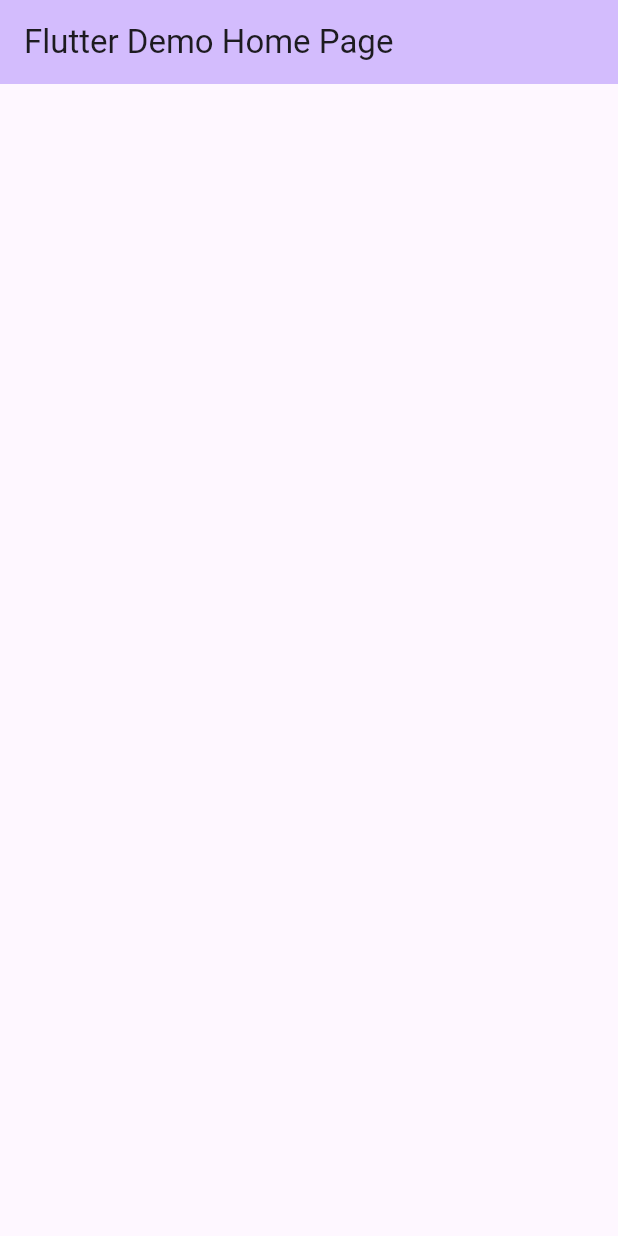
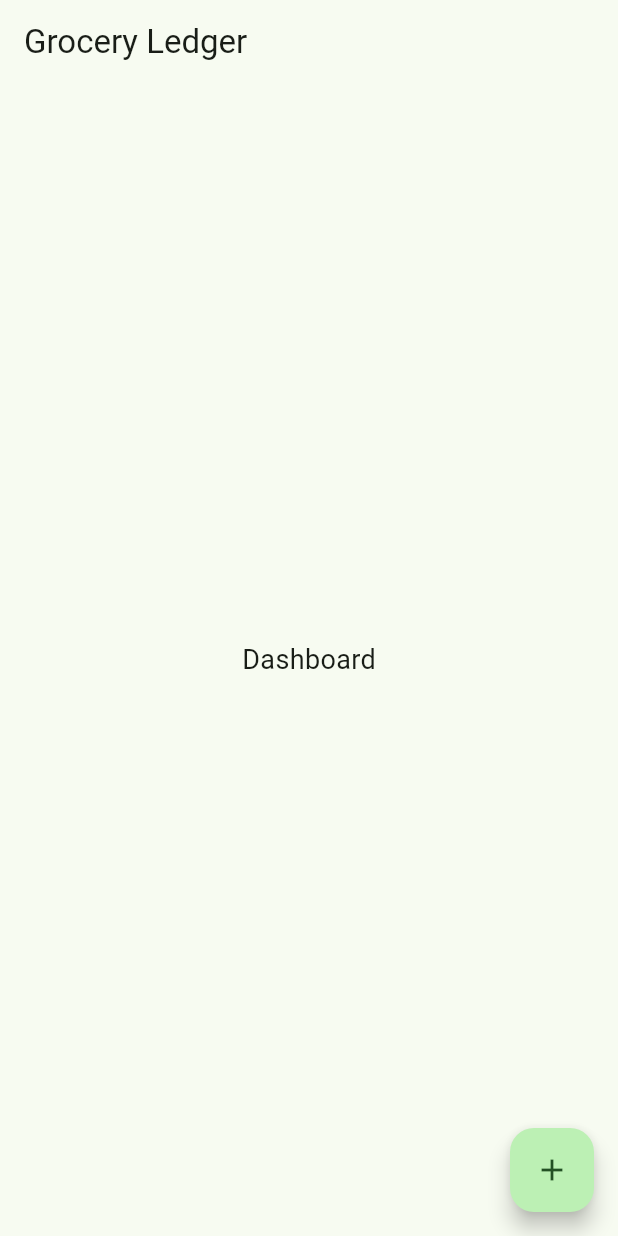
Before and after one commit to iamyasiramjad/grocery_ledger, a Flutter app: the screen it shows after launch, on a phone screen of 412 x 824 dp. Run offline on Flutter 3.47's test engine with Material 3 defaults, Android fonts, the phone set to English and light mode, and no system bars.

Commit message:
Refactor app structure by introducing GroceryLedgerApp as the main application widget, replacing the previous MyApp implementation.

```diff
--- a/lib/app.dart
+++ b/lib/app.dart
@@ -0,0 +1,19 @@
+import 'package:flutter/material.dart';
+import 'features/dashboard/dashboard_screen.dart';
+
+class GroceryLedgerApp extends StatelessWidget {
+  const GroceryLedgerApp({super.key});
+
+  @override
+  Widget build(BuildContext context) {
+    return MaterialApp(
+      title: 'Grocery Ledge',
+      debugShowCheckedModeBanner: false,
+      theme: ThemeData(
+        useMaterial3: true,
+        colorSchemeSeed: Colors.green,
+      ),
+      home: const DashboardScreen(),
+    );
+  }
+}
--- /dev/null
+++ b/lib/features/dashboard/dashboard_screen.dart
@@ -0,0 +1,33 @@
+import 'package:flutter/material.dart';
+import '../grocery_list/create_grocery_list_screen.dart';
+
+
+class DashboardScreen extends StatelessWidget {
+  const DashboardScreen({super.key});
+
+  @override
+  Widget build(BuildContext context) {
+    return Scaffold(
+      appBar: AppBar(
+        title: const Text('Grocery Ledger'),
+      ),
+      body: const Center(
+        child: Text(
+          'Dashboard',
+          style: TextStyle(fontSize: 18),
+        ),
+      ),
+      floatingActionButton: FloatingActionButton(
+        onPressed: () {
+          Navigator.push(
+            context,
+            MaterialPageRoute(
+              builder: (_) => const CreateGroceryListScreen(),
+            ),
+          );
+        },
+        child: const Icon(Icons.add),
+      ),
+    );
+  }
+}
--- a/lib/main.dart
+++ b/lib/main.dart
@@ -1,79 +1,6 @@
 import 'package:flutter/material.dart';
+import 'app.dart';
 
 void main() {
-  runApp(const MyApp());
+  runApp(const GroceryLedgerApp());
 }
-
-class MyApp extends StatelessWidget {
-  const MyApp({super.key});
-
-  // This widget is the root of your application.
-  @override
-  Widget build(BuildContext context) {
-    return MaterialApp(
-      title: 'Flutter Demo',
-      theme: ThemeData(
-        // This is the theme of your application.
-        //
-        // TRY THIS: Try running your application with "flutter run". You'll see
-        // the application has a purple toolbar. Then, without quitting the app,
-        // try changing the seedColor in the colorScheme below to Colors.green
-        // and then invoke "hot reload" (save your changes or press the "hot
-        // reload" button in a Flutter-supported IDE, or press "r" if you used
-        // the command line to start the app).
-        //
-        // Notice that the counter didn't reset back to zero; the application
-        // state is not lost during the reload. To reset the state, use hot
-        // restart instead.
-        //
-        // This works for code too, not just values: Most code changes can be
-        // tested with just a hot reload.
-        colorScheme: .fromSeed(seedColor: Colors.deepPurple),
-      ),
-      home: const MyHomePage(title: 'Flutter Demo Home Page'),
-    );
-  }
-}
-
-class MyHomePage extends StatefulWidget {
-  const MyHomePage({super.key, required this.title});
-
-  // This widget is the home page of your application. It is stateful, meaning
-  // that it has a State object (defined below) that contains fields that affect
-  // how it looks.
-
-  // This class is the configuration for the state. It holds the values (in this
-  // case the title) provided by the parent (in this case the App widget) and
-  // used by the build method of the State. Fields in a Widget subclass are
-  // always marked "final".
-
-  final String title;
-
-  @override
-  State<MyHomePage> createState() => _MyHomePageState();
-}
-
-class _MyHomePageState extends State<MyHomePage> {
-
-  @override
-  Widget build(BuildContext context) {
-    // This method is rerun every time setState is called, for instance as done
-    // by the _incrementCounter method above.
-    //
-    // The Flutter framework has been optimized to make rerunning build methods
-    // fast, so that you can just rebuild anything that needs updating rather
-    // than having to individually change instances of widgets.
-    return Scaffold(
-      appBar: AppBar(
-        // TRY THIS: Try changing the color here to a specific color (to
-        // Colors.amber, perhaps?) and trigger a hot reload to see the AppBar
-        // change color while the other colors stay the same.
-        backgroundColor: Theme.of(context).colorScheme.inversePrimary,
-        // Here we take the value from the MyHomePage object that was created by
-        // the App.build method, and use it to set our appbar title.
-        title: Text(widget.title),
-      ),
-
-    );
-  }
-}
```
Also changed, not shown: lib/features/grocery_list/create_grocery_list_screen.dart (added, +20 -0 lines).
